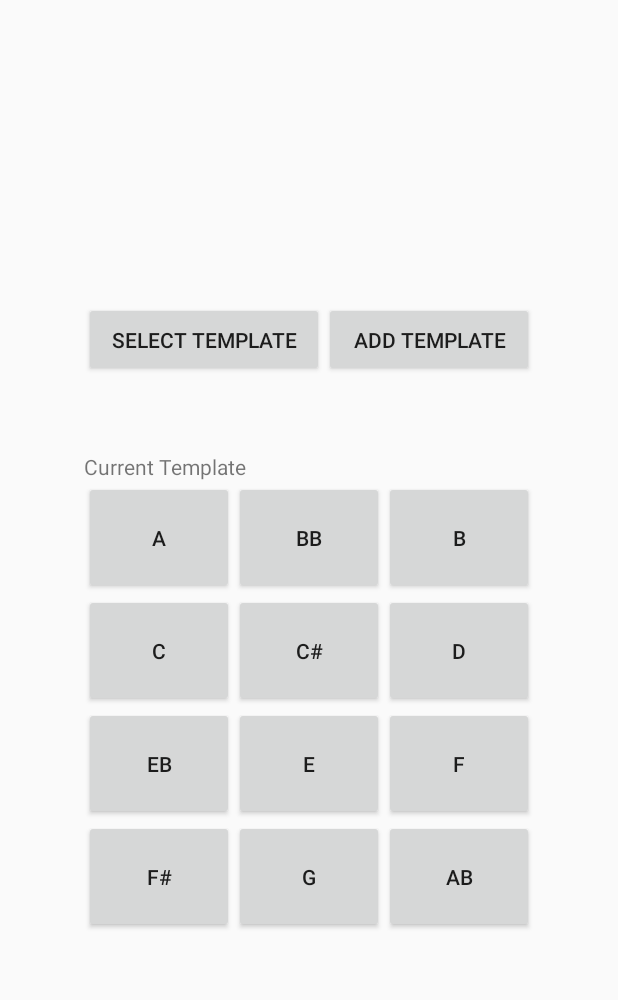
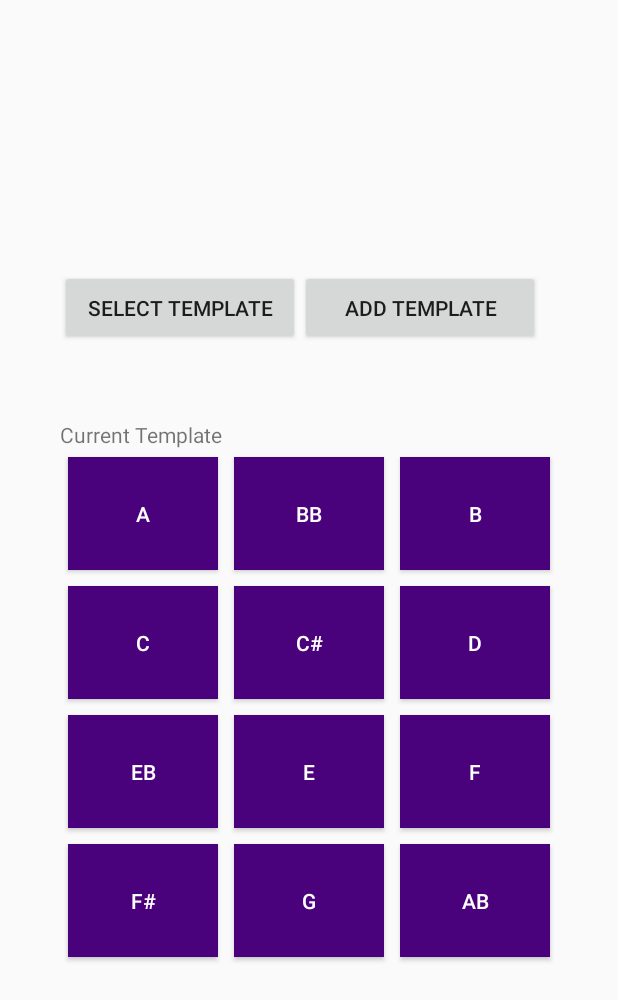
Before and after one commit to AlecM33/TuneTrain, an Android app: the SoundBoardFragment screen opened directly, with no data from a screen before it, on a phone screen of 412 x 824 dp. Shown: the top 1000 px of the screen. Run offline under Robolectric (Android 15) with nearby library versions, the phone set to English and light mode, and no system bars; our stand-ins replace Room's generated code; libraries missing offline, so code that uses them is left out: android.arch.persistence, com.spotify.android, com.spotify.protocol, com.spotify.sdk, kaaes.spotify.webapi and 1 more; 5 statements that could not run were skipped.

Commit message:
Primitive styling

```diff
--- a/app/src/main/res/layout/fragment_sandbox.xml
+++ b/app/src/main/res/layout/fragment_sandbox.xml
@@ -40,68 +40,92 @@
         android:orientation="horizontal">
 
         <Button android:text="@string/A"
+            android:layout_margin="5dp"
+            style="@style/Widget.AppCompat.Button.Colored"
             android:id="@+id/pad1"
             android:width="100dp"
             android:height="75dp"/>
 
         <Button
             android:text="@string/Bb"
+            android:layout_margin="5dp"
+            style="@style/Widget.AppCompat.Button.Colored"
             android:id="@+id/pad2"
             android:width="100dp"
             android:height="75dp"/>
 
         <Button
             android:text="@string/B"
+            android:layout_margin="5dp"
+            style="@style/Widget.AppCompat.Button.Colored"
             android:id="@+id/pad3"
             android:width="100dp"
             android:height="75dp"/>
 
         <Button
             android:text="@string/C"
+            android:layout_margin="5dp"
+            style="@style/Widget.AppCompat.Button.Colored"
             android:id="@+id/pad4"
             android:width="100dp"
             android:height="75dp" />
 
         <Button
             android:text="@string/Cs"
+            android:layout_margin="5dp"
+            style="@style/Widget.AppCompat.Button.Colored"
             android:id="@+id/pad5"
             android:width="100dp"
             android:height="75dp" />
 
         <Button
             android:text="@string/D"
+            android:layout_margin="5dp"
+            style="@style/Widget.AppCompat.Button.Colored"
             android:id="@+id/pad6"
             android:width="100dp"
             android:height="75dp" />
 
         <Button
             android:text="@string/Eb"
+            android:layout_margin="5dp"
+            style="@style/Widget.AppCompat.Button.Colored"
             android:id="@+id/pad7"
             android:width="100dp"
             android:height="75dp" />
 
         <Button
             android:text="@string/E"
+            android:layout_margin="5dp"
+            style="@style/Widget.AppCompat.Button.Colored"
             android:id="@+id/pad8"
             android:width="100dp"
             android:height="75dp" />
 
         <Button android:text="@string/F"
+            android:layout_margin="5dp"
+            style="@style/Widget.AppCompat.Button.Colored"
             android:id="@+id/pad9"
             android:width="100dp"
             android:height="75dp"/>
 
         <Button android:text="@string/Fs"
+            android:layout_margin="5dp"
+            style="@style/Widget.AppCompat.Button.Colored"
             android:id="@+id/pad10"
             android:width="100dp"
             android:height="75dp"/>
 
         <Button android:text="@string/G"
+            android:layout_margin="5dp"
+            style="@style/Widget.AppCompat.Button.Colored"
             android:id="@+id/pad11"
             android:width="100dp"
             android:height="75dp"/>
 
         <Button android:text="@string/Ab"
+            android:layout_margin="5dp"
+            style="@style/Widget.AppCompat.Button.Colored"
             android:id="@+id/pad12"
             android:width="100dp"
             android:height="75dp"/>
--- a/app/src/main/res/values/colors.xml
+++ b/app/src/main/res/values/colors.xml
@@ -1,6 +1,7 @@
 <?xml version="1.0" encoding="utf-8"?>
 <resources>
-    <color name="colorPrimary">#008577</color>
-    <color name="colorPrimaryDark">#00574B</color>
-    <color name="colorAccent">#D81B60</color>
+    <color name="colorPrimary">#a753e2</color>
+    <color name="colorPrimaryDark">#4a027c</color>
+    <color name="colorAccent">#03c41a</color>
+    <color name="White">#ffffff</color>
 </resources>
--- a/app/src/main/res/values/styles.xml
+++ b/app/src/main/res/values/styles.xml
@@ -13,6 +13,11 @@
         <item name="windowNoTitle">true</item>
     </style>
 
+    <style name="Widget.AppCompat.Button.Colored">
+        <item name="android:background">@color/colorPrimaryDark</item>
+        <item name="android:textColor">@color/White</item>
+    </style>
+
     <style name="AppTheme.AppBarOverlay" parent="ThemeOverlay.AppCompat.Dark.ActionBar" />
 
     <style name="AppTheme.PopupOverlay" parent="ThemeOverlay.AppCompat.Light" />
```
Also changed, not shown: app/src/main/res/layout/fragment_note.xml (+24 -0 lines), app/src/main/res/layout/fragment_spotify.xml (+24 -0 lines).
